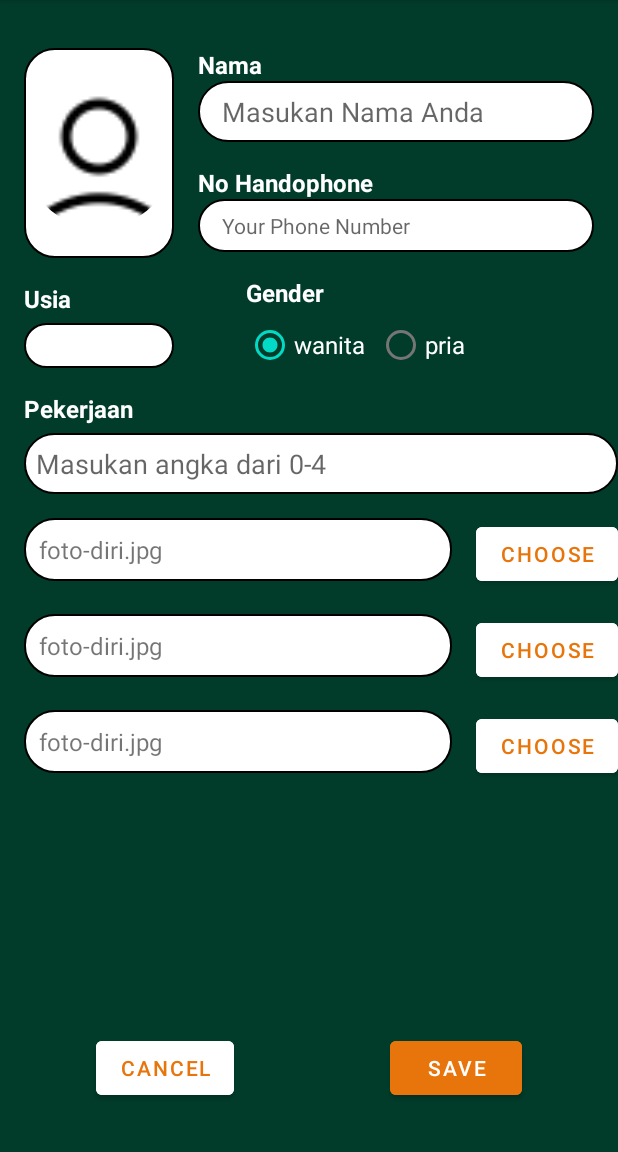
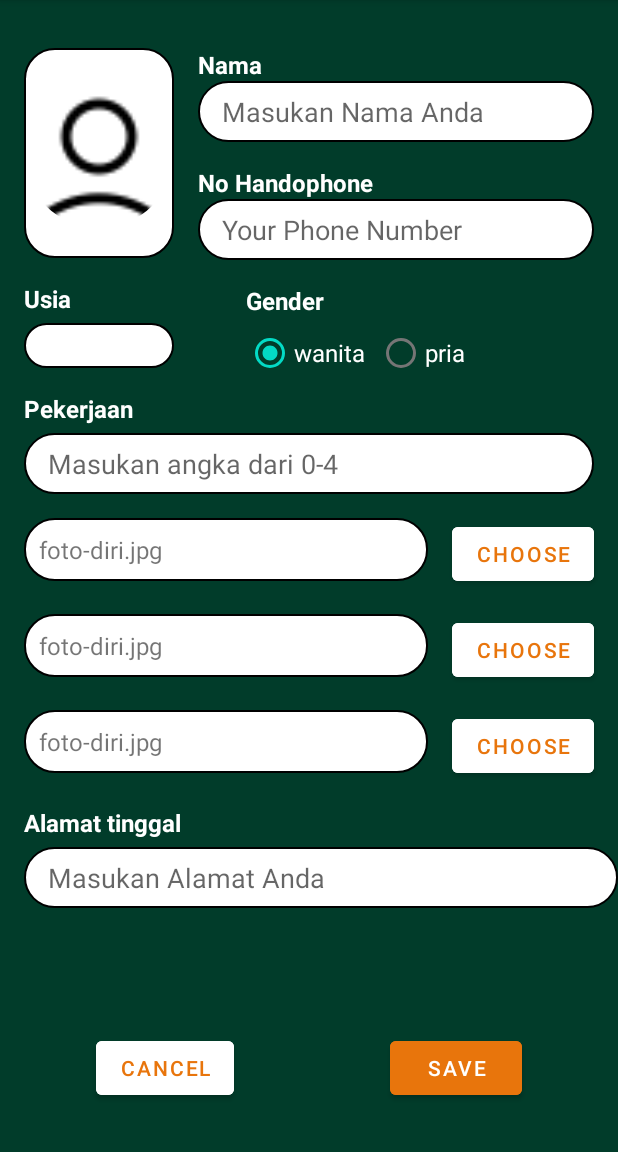
Before and after one commit to imamfirdaus-if/kasbaik, an Android app: the ProfileActivity screen opened directly, with no data from a screen before it, on a phone screen of 412 x 824 dp, the part 84-1236 px from its top. Run offline under Robolectric (Android 15) with nearby library versions, the phone set to English and light mode, and no system bars; our stand-ins replace CircleImageView; 1 statement that could not run was skipped.

```diff
--- a/android/app/src/main/java/com/hitzvera/kasbaik/ui/beranda/login/peminjam/home/profile/ProfileViewModel.kt
+++ b/android/app/src/main/java/com/hitzvera/kasbaik/ui/beranda/login/peminjam/home/profile/ProfileViewModel.kt
@@ -1,6 +1,5 @@
 package com.hitzvera.kasbaik.ui.beranda.login.peminjam.home.profile
 import android.content.Context
-import android.view.View
 import android.widget.Toast
 import androidx.lifecycle.LiveData
 import androidx.lifecycle.MutableLiveData
--- a/android/app/src/main/res/layout/activity_profile.xml
+++ b/android/app/src/main/res/layout/activity_profile.xml
@@ -60,7 +60,7 @@
         app:layout_constraintStart_toStartOf="@id/tv_name"
         />
 
-    <TextView
+    <EditText
         android:id="@+id/tv_whatsapp"
         android:layout_width="0dp"
         android:layout_height="wrap_content"
@@ -94,6 +94,7 @@
         android:background="@drawable/rounded_corners"
         android:layout_marginStart="16dp"
         android:layout_marginTop="5dp"
+        android:paddingStart="16dp"
         app:layout_constraintStart_toStartOf="parent"
         app:layout_constraintTop_toBottomOf="@id/tv_label_usia"/>
 
@@ -111,7 +112,7 @@
         app:layout_constraintTop_toBottomOf="@id/tv_whatsapp"/>
 
     <RadioGroup
-        android:id="@+id/radio_group_sebagai"
+        android:id="@+id/radio_group_gender"
         android:layout_width="wrap_content"
         android:layout_height="wrap_content"
         android:orientation="horizontal"
@@ -119,7 +120,7 @@
         app:layout_constraintTop_toBottomOf="@+id/tv_label_gender">
 
         <RadioButton
-            android:id="@+id/radio_user"
+            android:id="@+id/radio_wanita"
             android:layout_width="wrap_content"
             android:layout_height="wrap_content"
             android:text="wanita"
@@ -128,7 +129,7 @@
             android:checked="true"/>
 
         <RadioButton
-            android:id="@+id/radio_mitra"
+            android:id="@+id/radio_pria"
             android:layout_width="wrap_content"
             android:layout_height="wrap_content"
             android:layout_marginStart="8dp"
@@ -156,11 +157,13 @@
         android:layout_width="0dp"
         android:layout_height="wrap_content"
         android:background="@drawable/rounded_corners"
+        android:inputType="number"
         android:hint="Masukan angka dari 0-4"
         android:layout_marginStart="16dp"
         android:layout_marginTop="5dp"
         android:paddingVertical="8dp"
-        android:paddingStart="8dp"
+        android:paddingStart="16dp"
+        android:layout_marginEnd="16dp"
         app:layout_constraintStart_toStartOf="parent"
         app:layout_constraintEnd_toEndOf="parent"
         app:layout_constraintTop_toBottomOf="@id/tv_label_pekerjaan"/>
@@ -187,6 +190,7 @@
         android:textColor="@color/orange"
         android:backgroundTint="@color/white"
         android:layout_marginTop="16dp"
+        android:layout_marginEnd="16dp"
         app:layout_constraintTop_toBottomOf="@id/btn_choose_1"
         app:layout_constraintEnd_toEndOf="parent"/>
 
@@ -212,6 +216,7 @@
         android:layout_marginTop="16dp"
         android:textColor="@color/orange"
         android:backgroundTint="@color/white"
+        android:layout_marginEnd="16dp"
         app:layout_constraintTop_toBottomOf="@id/btn_choose_2"
         app:layout_constraintEnd_toEndOf="parent"/>
 
@@ -238,6 +243,7 @@
         android:textColor="@color/orange"
         android:backgroundTint="@color/white"
         android:layout_marginTop="16dp"
+        android:layout_marginEnd="16dp"
         app:layout_constraintTop_toBottomOf="@id/ed_pekerjaan"
         app:layout_constraintEnd_toEndOf="parent"/>
 
@@ -264,5 +270,34 @@
         app:layout_constraintBottom_toBottomOf="parent"
         app:layout_constraintEnd_toEndOf="parent" />
 
+    <TextView
+        android:id="@+id/tv_label_alamat_tinggal"
+        android:layout_width="wrap_content"
+        android:layout_height="wrap_content"
+        android:textColor="@color/white"
+        android:textSize="16sp"
+        android:text="Alamat tinggal"
+        android:textStyle="bold"
+        android:layout_marginTop="16dp"
+        android:layout_marginStart="16dp"
+        app:layout_constraintTop_toBottomOf="@+id/btn_choose_3"
+        app:layout_constraintStart_toStartOf="parent"
+        />
+
+    <EditText
+        android:id="@+id/ed_alamat_tinggal"
+        android:layout_width="0dp"
+        android:layout_height="wrap_content"
+        android:background="@drawable/rounded_corners"
+        android:hint="Masukan Alamat Anda"
+        android:layout_marginStart="16dp"
+        android:layout_marginTop="5dp"
+        android:paddingVertical="8dp"
+        android:paddingStart="16dp"
+        app:layout_constraintStart_toStartOf="parent"
+        app:layout_constraintEnd_toEndOf="parent"
+        app:layout_constraintTop_toBottomOf="@id/tv_label_alamat_tinggal"/>
+
+
 
 </androidx.constraintlayout.widget.ConstraintLayout>
```
Also changed, not shown: android/app/src/main/java/com/hitzvera/kasbaik/response/ProfileResponse.kt (+23 -14 lines), android/app/src/main/java/com/hitzvera/kasbaik/ui/beranda/login/peminjam/home/HomePeminjamActivity.kt (+35 -9 lines), android/app/src/main/java/com/hitzvera/kasbaik/ui/beranda/login/peminjam/home/HomePeminjamViewModel.kt (+33 -11 lines), android/app/src/main/java/com/hitzvera/kasbaik/ui/beranda/login/peminjam/home/profile/ProfileActivity.kt (+26 -6 lines), android/app/src/main/res/layout/pop_up_command.xml (added, +45 -0 lines), android/app/src/main/res/drawable-xhdpi/fillout_form.jpg (added).
